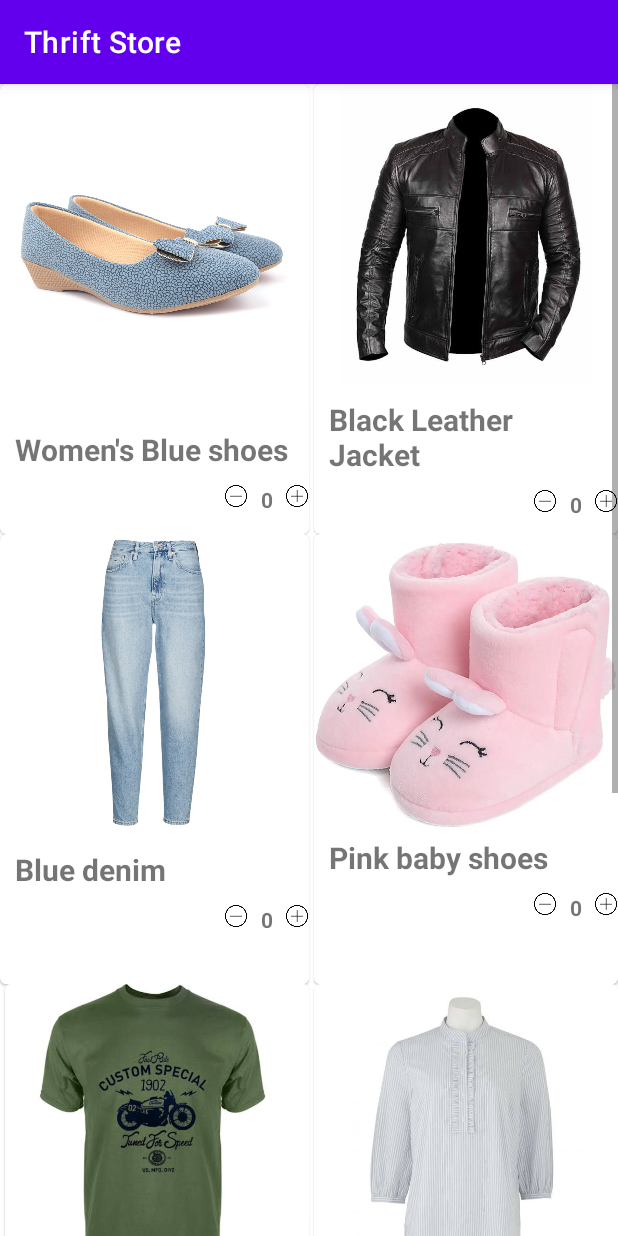
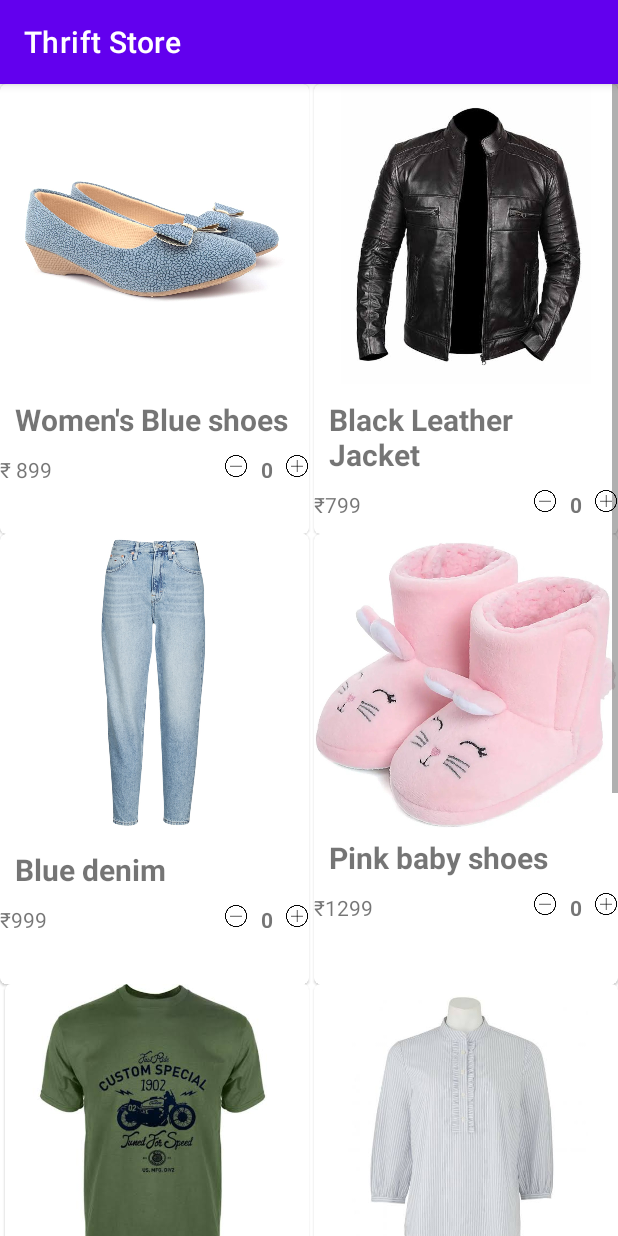
Before and after one commit to Sarah-2000/Sarah_ThriftStore, an Android app: the Home screen opened directly, with no data from a screen before it, on a phone screen of 412 x 824 dp. Run offline under Robolectric (Android 15) with nearby library versions, the phone set to English and light mode, and no system bars.

Commit message:
prices and dynamic textviews

```diff
--- a/app/src/main/AndroidManifest.xml
+++ b/app/src/main/AndroidManifest.xml
@@ -12,7 +12,6 @@
         <activity android:name=".Donate"></activity>
         <activity android:name=".order" />
         <activity android:name=".Home" />
-        <activity android:name=".activity_home" />
         <activity android:name=".MainActivity">
             <intent-filter>
                 <action android:name="android.intent.action.MAIN" />
--- a/app/src/main/java/com/example/thriftstore/Home.java
+++ b/app/src/main/java/com/example/thriftstore/Home.java
@@ -13,12 +13,35 @@ public class Home extends AppCompatActivity {
     Button btnorder,btndonate;
     private ImageButton bp1,bp2,bp3,bp4,bp5,bp6,bp7,bp8,bm1,bm2,bm3,bm4,bm5,bm6,bm7,bm8;
     private TextView c1,c2,c3,c4,c5,c6,c7,c8;
-    private int count1=0,count2=0,count3=0,count4=0,count5=0,count6=0,count7=0,count8=0;
+    protected int p1;
+    private int p2;
+    private int p3;
+    private int p4;
+    private int p5;
+    private int p6;
+    private int p7;
+    private int p8;
+    private TextView costblueshoes,costbrownshoes,costbabyshoes,costjeans,costjacket,costwedges,costtshirt,costshirt;
+    public int count1=0;
+    private int count2=0;
+    private int count3=0;
+    private int count4=0;
+    private int count5=0;
+    private int count6=0;
+    private int count7=0;
+    private int count8=0;
     @Override
     protected void onCreate(Bundle savedInstanceState) {
         super.onCreate(savedInstanceState);
         setContentView(R.layout.activity_home);
-
+        costblueshoes=findViewById(R.id.costblueshoes);
+        costbabyshoes=findViewById(R.id.costbabyshoes);
+        costbrownshoes=findViewById(R.id.costbrownshoes);
+        costjeans=findViewById(R.id.costjeans);
+        costjacket=findViewById(R.id.costjacket);
+        costshirt=findViewById(R.id.costshirt);
+        costtshirt=findViewById(R.id.costtshirt);
+        costwedges=findViewById(R.id.costwedges);
         bp1=(ImageButton)findViewById(R.id.add1);
         bp2=(ImageButton)findViewById(R.id.add2);
         bp3=(ImageButton)findViewById(R.id.add3);
@@ -27,7 +50,22 @@ public class Home extends AppCompatActivity {
         bp6=(ImageButton)findViewById(R.id.add6);
         bp7=(ImageButton)findViewById(R.id.add7);
         bp8=(ImageButton)findViewById(R.id.add8);
-
+        p1=899;
+        p2=799;
+        p3=999;
+        p4=1299;
+        p5=1099;
+        p6=899;
+        p7=999;
+        p8=1199;
+        costblueshoes.setText("₹ "+p1);
+        costjacket.setText("₹"+p2);
+        costjeans.setText("₹"+p3);
+        costbabyshoes.setText("₹"+p4);
+        costtshirt.setText("₹"+p5);
+        costshirt.setText("₹"+p6);
+        costbrownshoes.setText("₹"+p7);
+        costwedges.setText("₹"+p8);
         bm1=(ImageButton)findViewById(R.id.minus1);
         bm2=(ImageButton)findViewById(R.id.minus2);
         bm3=(ImageButton)findViewById(R.id.minus3);
--- a/app/src/main/java/com/example/thriftstore/order.java
+++ b/app/src/main/java/com/example/thriftstore/order.java
@@ -1,14 +1,33 @@
 package com.example.thriftstore;
 
+import androidx.annotation.Nullable;
 import androidx.appcompat.app.AppCompatActivity;
 
+import android.annotation.SuppressLint;
 import android.os.Bundle;
+import android.os.PersistableBundle;
+import android.view.ViewGroup;
+import android.widget.LinearLayout;
+import android.widget.TextView;
+import android.widget.Toast;
 
-public class order extends AppCompatActivity {
-
+public class order extends Home {
     @Override
     protected void onCreate(Bundle savedInstanceState) {
         super.onCreate(savedInstanceState);
         setContentView(R.layout.activity_order);
+        LinearLayout lLayout = (LinearLayout) findViewById(R.id.ll); // Root ViewGroup in which you want to add textviews
+        for (int i = 0; i < 5; i++) {
+            TextView tv = new TextView(this); // Prepare textview object programmatically
+            tv.setText("Dynamic TextView" + i);
+            tv.setId(i + 5);
+            lLayout.addView(tv); // Add to your ViewGroup using this method
+        }
+        Toast.makeText(this, "count1 value: "+count1, Toast.LENGTH_SHORT).show();
+        if(count1==0){
+            TextView tblueshoes=new TextView(this);
+            tblueshoes.setText("Blue Shoes Qty:");
+            lLayout.addView(tblueshoes);
+        }
     }
 }
--- a/app/src/main/res/layout/activity_home.xml
+++ b/app/src/main/res/layout/activity_home.xml
@@ -28,7 +28,7 @@
                 <ImageView
                     android:id="@+id/imgblueshoes"
                     android:layout_width="wrap_content"
-                    android:layout_height="200dp"
+                    android:layout_height="180dp"
                     android:layout_marginStart="10dp"
                     android:layout_marginTop="10dp"
                     android:layout_marginEnd="10dp"
@@ -48,6 +48,11 @@
                     android:textSize="20sp"
                     android:textStyle="bold"
                     />
+                <TextView
+                    android:layout_width="wrap_content"
+                    android:layout_height="20dp"
+                    android:layout_below="@+id/txtblueshoes"
+                    android:id="@+id/costblueshoes"/>
 
                 <ImageButton
                     android:id="@+id/add1"
@@ -119,7 +124,11 @@
                     android:text="Black Leather Jacket"
                     android:textSize="20sp"
                     android:textStyle="bold" />
-
+                <TextView
+                    android:layout_width="wrap_content"
+                    android:layout_height="20dp"
+                    android:layout_below="@+id/txtjacket"
+                    android:id="@+id/costjacket"/>
                 <ImageButton
                     android:id="@+id/add2"
                     android:layout_width="15dp"
@@ -190,7 +199,11 @@
                     android:text="Blue denim"
                     android:textSize="20sp"
                     android:textStyle="bold" />
-
+                <TextView
+                    android:layout_width="wrap_content"
+                    android:layout_height="20dp"
+                    android:layout_below="@+id/txtjeans"
+                    android:id="@+id/costjeans"/>
                 <ImageButton
                     android:id="@+id/add3"
                     android:layout_width="15dp"
@@ -261,7 +274,11 @@
                     android:text="Pink baby shoes"
                     android:textSize="20sp"
                     android:textStyle="bold" />
-
+                <TextView
+                    android:layout_width="wrap_content"
+                    android:layout_height="20dp"
+                    android:layout_below="@+id/txtbabyshoes"
+                    android:id="@+id/costbabyshoes"/>
                 <ImageButton
                     android:id="@+id/add4"
                     android:layout_width="15dp"
@@ -330,7 +347,11 @@
                     android:text="Men's green tshirt"
                     android:textSize="20sp"
                     android:textStyle="bold" />
-
+                <TextView
+                    android:layout_width="wrap_content"
+                    android:layout_height="20dp"
+                    android:layout_below="@+id/txt_tshirt"
+                    android:id="@+id/costtshirt"/>
                 <ImageButton
                     android:id="@+id/add5"
                     android:layout_width="15dp"
@@ -399,7 +420,11 @@
                     android:text="Women's white shirt"
                     android:textSize="20sp"
                     android:textStyle="bold" />
-
+                <TextView
+                    android:layout_width="wrap_content"
+                    android:layout_height="20dp"
+                    android:layout_below="@+id/txtshirt"
+                    android:id="@+id/costshirt"/>
                 <ImageButton
                     android:id="@+id/add6"
                     android:layout_width="15dp"
@@ -468,7 +493,11 @@
                     android:text="Men's Brown Shoes"
                     android:textSize="20sp"
                     android:textStyle="bold" />
-
+                <TextView
+                    android:layout_width="wrap_content"
+                    android:layout_height="20dp"
+                    android:layout_below="@+id/txtbrownshoes"
+                    android:id="@+id/costbrownshoes"/>
                 <ImageButton
                     android:id="@+id/add7"
                     android:layout_width="15dp"
@@ -537,7 +566,11 @@
                     android:text="Wedges"
                     android:textSize="20sp"
                     android:textStyle="bold" />
-
+                <TextView
+                    android:layout_width="wrap_content"
+                    android:layout_height="20dp"
+                    android:layout_below="@+id/txtwedges"
+                    android:id="@+id/costwedges"/>
                 <ImageButton
                     android:id="@+id/add8"
                     android:layout_width="15dp"
--- a/app/src/main/res/layout/activity_order.xml
+++ b/app/src/main/res/layout/activity_order.xml
@@ -1,22 +1,9 @@
 <?xml version="1.0" encoding="utf-8"?>
-<RelativeLayout xmlns:android="http://schemas.android.com/apk/res/android"
+<LinearLayout xmlns:android="http://schemas.android.com/apk/res/android"
     xmlns:app="http://schemas.android.com/apk/res-auto"
     xmlns:tools="http://schemas.android.com/tools"
     android:layout_width="match_parent"
     android:layout_height="match_parent"
-    tools:context=".order">
-
-
-    <com.google.android.gms.maps.MapView
-        android:id="@+id/mapView"
-        android:layout_width="match_parent"
-        android:layout_height="360dp" />
-
-    <EditText
-        android:id="@+id/editTextTextPostalAddress"
-        android:layout_width="wrap_content"
-        android:layout_height="wrap_content"
-        android:layout_below="@id/mapView"
-        android:ems="10"
-        android:inputType="textPostalAddress" />
-</RelativeLayout>
+    android:id="@+id/ll"
+    android:orientation="vertical"
+    tools:context=".order" />
```
